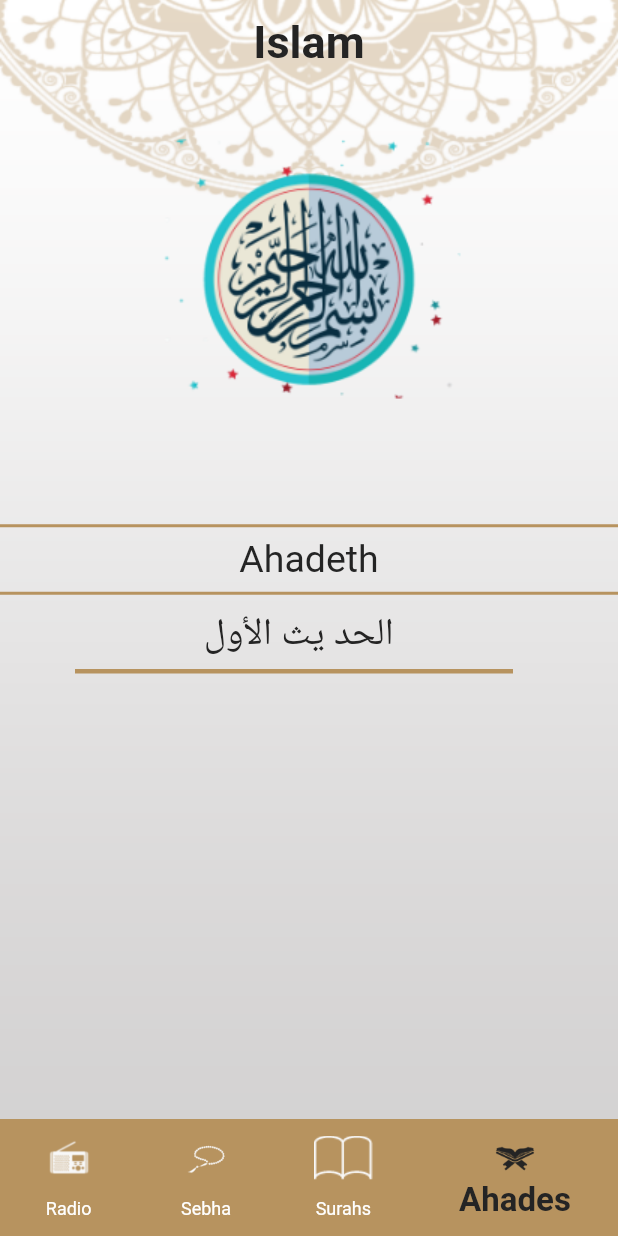
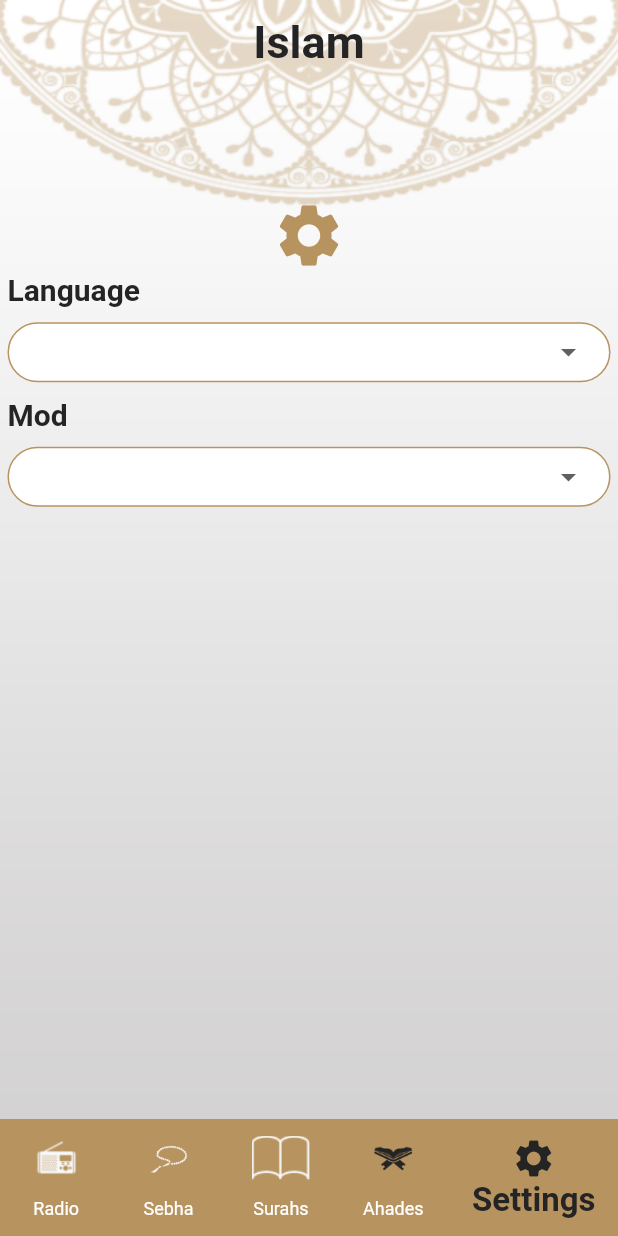
Before and after one commit to Pavly13Waheb/Islamic_App, a Flutter app: the screen it shows after launch, on a phone screen of 412 x 824 dp. Run offline on Flutter 3.47's test engine with Material 2 defaults, Android fonts, the phone set to English and light mode, and no system bars.

Commit message:
Finished app

```diff
--- a/lib/screens/homepage.dart
+++ b/lib/screens/homepage.dart
@@ -1,6 +1,7 @@
 import 'package:flutter/material.dart';
 import 'package:islamic/screens/navbarscreens/Ahades.dart';
 import 'package:islamic/screens/navbarscreens/sebha.dart';
+import 'package:islamic/screens/navbarscreens/settings_tab.dart';
 import '../model/app_color.dart';
 import 'navbarscreens/radio.dart';
 import 'navbarscreens/surahlist.dart';
@@ -13,8 +14,8 @@ class HomePage extends StatefulWidget {
 }
 
 class _HomePageState extends State<HomePage> {
-  List navbar = [QuranRadio(), Sebha(), SurahList(), Ahadeth()];
-  int navbarpage = 3;
+  List navbar = [QuranRadio(), Sebha(), SurahList(), Ahadeth(), SettingsTab()];
+  int navbarpage = 4;
 
   @override
   Widget build(BuildContext context) {
@@ -64,6 +65,11 @@ class _HomePageState extends State<HomePage> {
             label: 'Ahades',
             backgroundColor: AppColor.secColor,
           ),
+          BottomNavigationBarItem(
+            icon: Icon(Icons.settings, size: 30, color: AppColor.primColor,),
+            label: 'Settings',
+            backgroundColor: AppColor.secColor,
+          ),
         ],
         selectedLabelStyle:
             TextStyle(fontWeight: FontWeight.bold, fontSize: 22),
--- a/lib/screens/navbarscreens/radio.dart
+++ b/lib/screens/navbarscreens/radio.dart
@@ -3,7 +3,8 @@ import 'package:flutter/cupertino.dart';
 class QuranRadio extends StatelessWidget {
   @override
   Widget build(BuildContext context) {
-    return Column(
+    return
+      Column(
         children: [
           Container(
             padding: EdgeInsets.only(top: 70),
--- /dev/null
+++ b/lib/screens/navbarscreens/settings_tab.dart
@@ -0,0 +1,137 @@
+import 'package:flutter/material.dart';
+import '../../model/app_color.dart';
+
+class SettingsTab extends StatefulWidget {
+  @override
+  State<SettingsTab> createState() => _SettingsTabState();
+}
+
+class _SettingsTabState extends State<SettingsTab> {
+
+  var language;
+  var mod;
+
+  @override
+  Widget build(BuildContext context) {
+    return Container(
+      padding: EdgeInsets.only(
+          top: MediaQuery
+              .of(context)
+              .size
+              .height * 0.16, left: 5, right: 5),
+      child: Column(
+        crossAxisAlignment: CrossAxisAlignment.stretch,
+        children: [
+          Icon(Icons.settings, size: 50, color: AppColor.secColor),
+          Text(
+              textAlign: TextAlign.start,
+              "Language",
+              style: TextStyle(
+                  color: AppColor.primColor,
+                  fontSize: 20,
+                  fontWeight: FontWeight.bold)),
+          InkWell(
+            onTap: () {},
+            child:
+            Container(
+              height: 40,
+              padding: EdgeInsetsDirectional.symmetric(
+                  horizontal: 15, vertical: 5),
+              margin: EdgeInsets.only(top: 10, bottom: 10),
+              decoration: BoxDecoration(
+                  color: Colors.white,
+                  borderRadius: BorderRadius.all(Radius.circular(20)),
+                  border: Border.all(color: AppColor.secColor)),
+              child: DropdownButtonHideUnderline(
+                  child:
+                  DropdownButton(
+                    elevation: 0,
+                    alignment: Alignment.center,
+                    items: ["English", "العربيه"].map((e) =>
+                        DropdownMenuItem(value: e,
+                          child: Text(e,
+                              style: TextStyle(
+                                  color: AppColor.primColor,
+                                  fontWeight: FontWeight.bold)),
+                        ))
+                        .toList(),
+                    onChanged: (value) {
+                      setState(() {
+                        language = value;
+                      });
+                    },
+                    value: language,
+                  )),
+            ),
+          ),
+          Text(
+              textAlign: TextAlign.start,
+              "Mod",
+              style: TextStyle(
+                  color: AppColor.primColor,
+                  fontSize: 20,
+                  fontWeight: FontWeight.bold)),
+          InkWell(
+            onTap: () {},
+            child: Container(
+              height: 40,
+              padding: EdgeInsetsDirectional.symmetric(
+                  horizontal: 15, vertical: 5),
+              margin: EdgeInsets.only(top: 10, bottom: 10),
+              decoration: BoxDecoration(
+                  color: Colors.white,
+                  borderRadius: BorderRadius.all(Radius.circular(20)),
+                  border: Border.all(color: AppColor.secColor)),
+              child: DropdownButtonHideUnderline(
+                  child:
+                  DropdownButton(
+                    elevation: 0,
+                    alignment: Alignment.center,
+                    items: ["Light", "Dark"].map((e) =>
+                        DropdownMenuItem(value: e,
+                          child: Text(e,
+                              style: TextStyle(
+                                  color: AppColor.primColor,
+                                  fontWeight: FontWeight.bold)),
+                        ))
+                        .toList(),
+                    onChanged: (value) {
+                      setState(() {
+                        mod = value;
+                      });
+                    },
+                    value: mod,
+                  )),
+            ),
+
+          ),
+        ],
+      ),
+    );
+  }
+
+// getRowOption({required String tx}) {
+//   return Column(children: [
+//     Container(
+//       height: 40,
+//       padding: EdgeInsetsDirectional.symmetric(horizontal: 15, vertical: 5),
+//       margin: EdgeInsets.only(top: 10, bottom: 10),
+//       decoration: BoxDecoration(
+//           color: Colors.white,
+//           borderRadius: BorderRadius.all(Radius.circular(20)),
+//           border: Border.all(color: AppColor.secColor)),
+//       child: Row(
+//         mainAxisAlignment: MainAxisAlignment.spaceBetween,
+//         children: [
+//           Text(tx,
+//               style: TextStyle(
+//                   color: AppColor.primColor,
+//                   fontSize: 15,
+//                   fontWeight: FontWeight.bold)),
+//           Icon(Icons.arrow_drop_down)
+//         ],
+//       ),
+//     ),
+//   ]);
+// }
+}
--- a/pubspec.yaml
+++ b/pubspec.yaml
@@ -28,6 +28,8 @@ environment:
 # the latest version available on pub.dev. To see which dependencies have newer
 # versions available, run `flutter pub outdated`.
 dependencies:
+  shared_preferences: ^2.1.1
+
   flutter:
     sdk: flutter
 
```
Also changed, not shown: pubspec.lock, 1 other file. Lines whose indentation alone changed are shown as unchanged.
